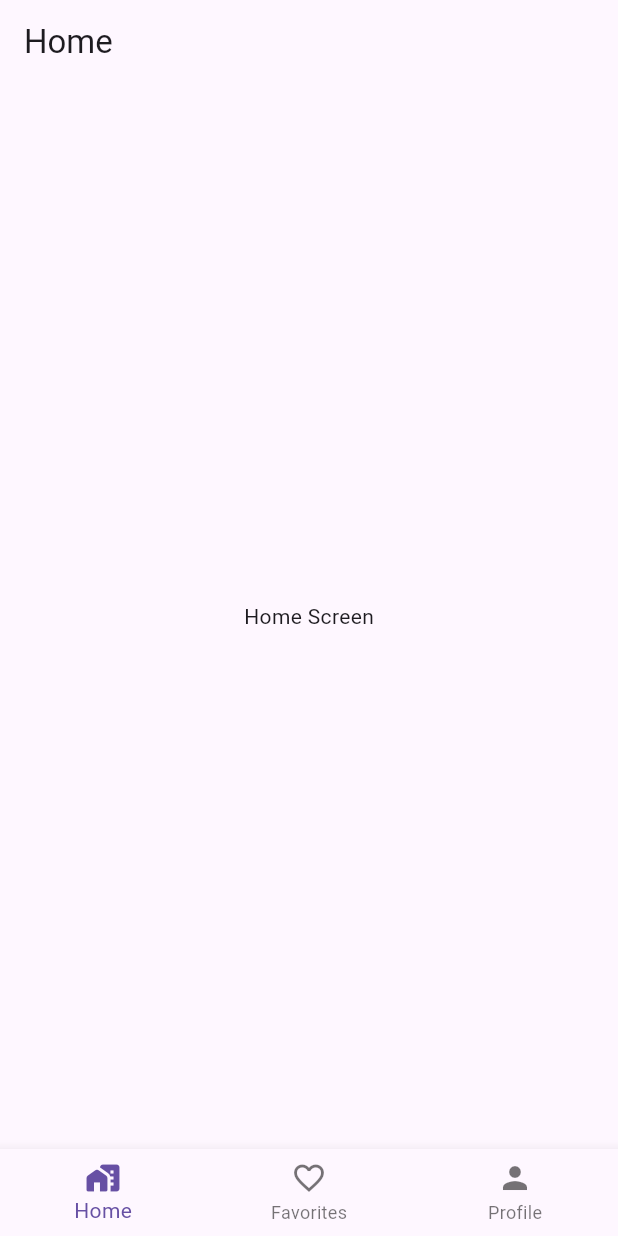
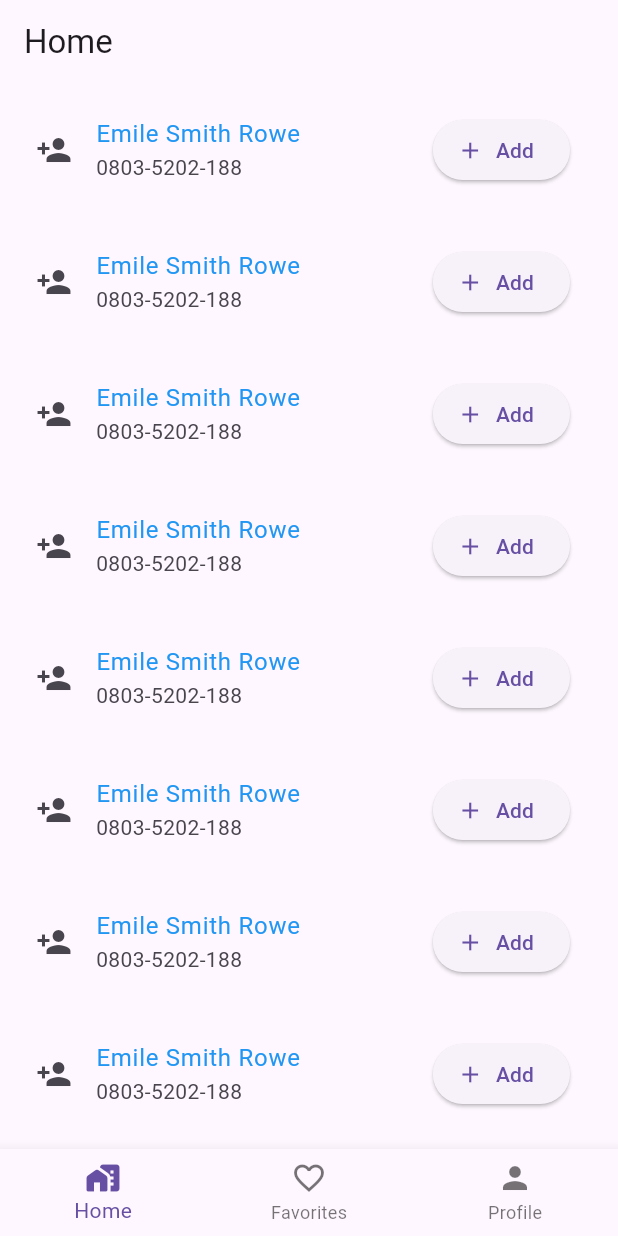
Before and after one commit to omofurhobo1/state_management, a Flutter app: the screen it shows after launch, on a phone screen of 412 x 824 dp. Run offline on Flutter 3.47's test engine with Material 2 defaults, Android fonts, the light colour scheme and no system bars; our stand-ins replace gap.

Commit message:
second_commit

```diff
--- a/lib/main.dart
+++ b/lib/main.dart
@@ -1,8 +1,12 @@
 import 'package:flutter/material.dart';
+import 'package:provider/provider.dart';
+import 'package:stateapp/providers/counter.dart';
 import 'package:stateapp/screens/home_screen.dart';
 
 void main() {
-  runApp(const MyApp());
+  runApp(MultiProvider(
+      providers: [ChangeNotifierProvider(create: (_) => Counter())],
+      child: const MyApp()));
 }
 
 class MyApp extends StatelessWidget {
--- a/lib/widgets/home__widget.dart
+++ b/lib/widgets/home__widget.dart
@@ -5,10 +5,33 @@ class HomeWidget extends StatelessWidget {
 
   @override
   Widget build(BuildContext context) {
-    return const SafeArea(
-      child: Center(
-        child: Text("Home Screen"),
-      ),
-    );
+    return const ContactList();
   }
 }
+
+class ContactList extends StatelessWidget {
+  const ContactList({super.key});
+
+  @override
+  Widget build(BuildContext context) {
+    return ListView.builder(
+        itemCount: 10,
+        itemBuilder: (context, index) {
+          return Padding(
+            padding: const EdgeInsets.all(8.0),
+            child: ListTile(
+              leading: const Icon(Icons.person_add),
+              title: const Text(
+                "Emile Smith Rowe",
+                style: TextStyle(color: Colors.blue),
+              ),
+              subtitle: const Text("0803-5202-188"),
+              trailing: ElevatedButton.icon(
+                  onPressed: () {},
+                  icon: const Icon(Icons.add),
+                  label: const Text("Add")),
+            ),
+          );
+        });
+  }
+}
--- a/pubspec.yaml
+++ b/pubspec.yaml
@@ -36,6 +36,9 @@ dependencies:
   # The following adds the Cupertino Icons font to your application.
   # Use with the CupertinoIcons class for iOS style icons.
   cupertino_icons: ^1.0.2
+  provider: ^6.0.4
+  http: ^0.13.5
+  gap: ^2.0.0
 
 dev_dependencies:
   flutter_test:
```
Also changed, not shown: lib/providers/counter.dart (added, +10 -0 lines), lib/widgets/favourite_widget.dart (+28 -3 lines), lib/widgets/profile_widget.dart (+6 -3 lines), pubspec.lock.
